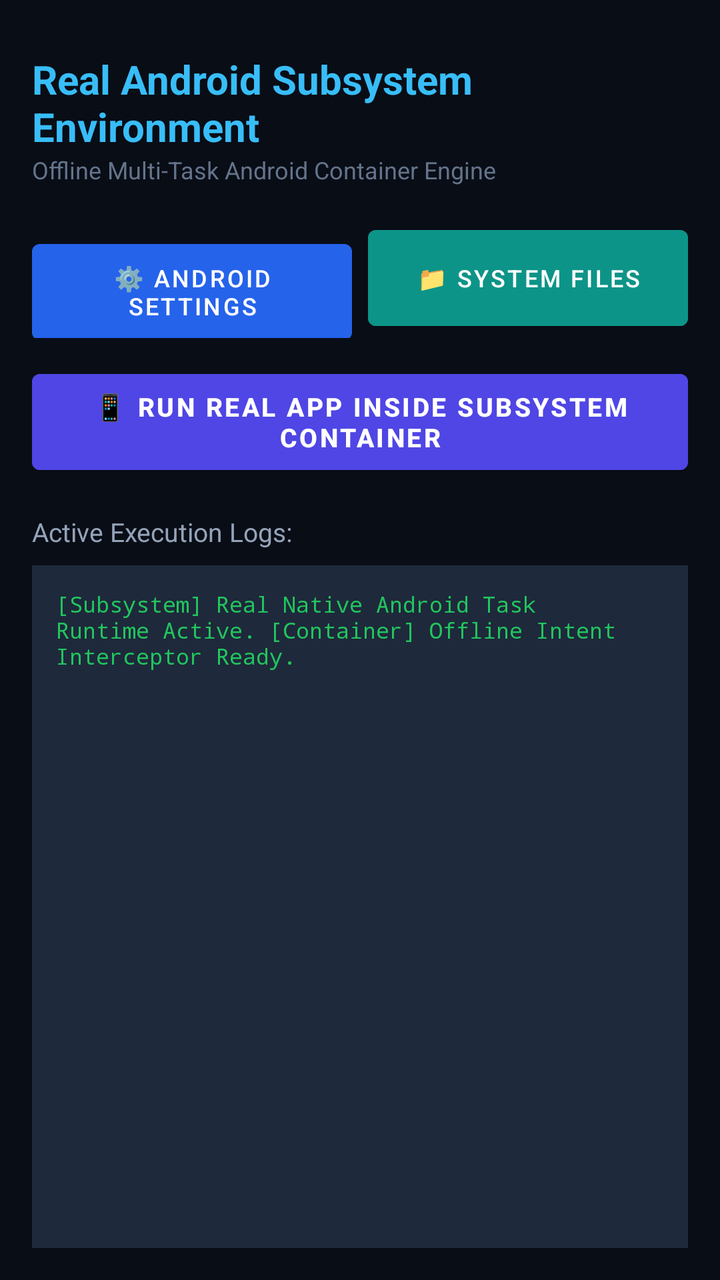
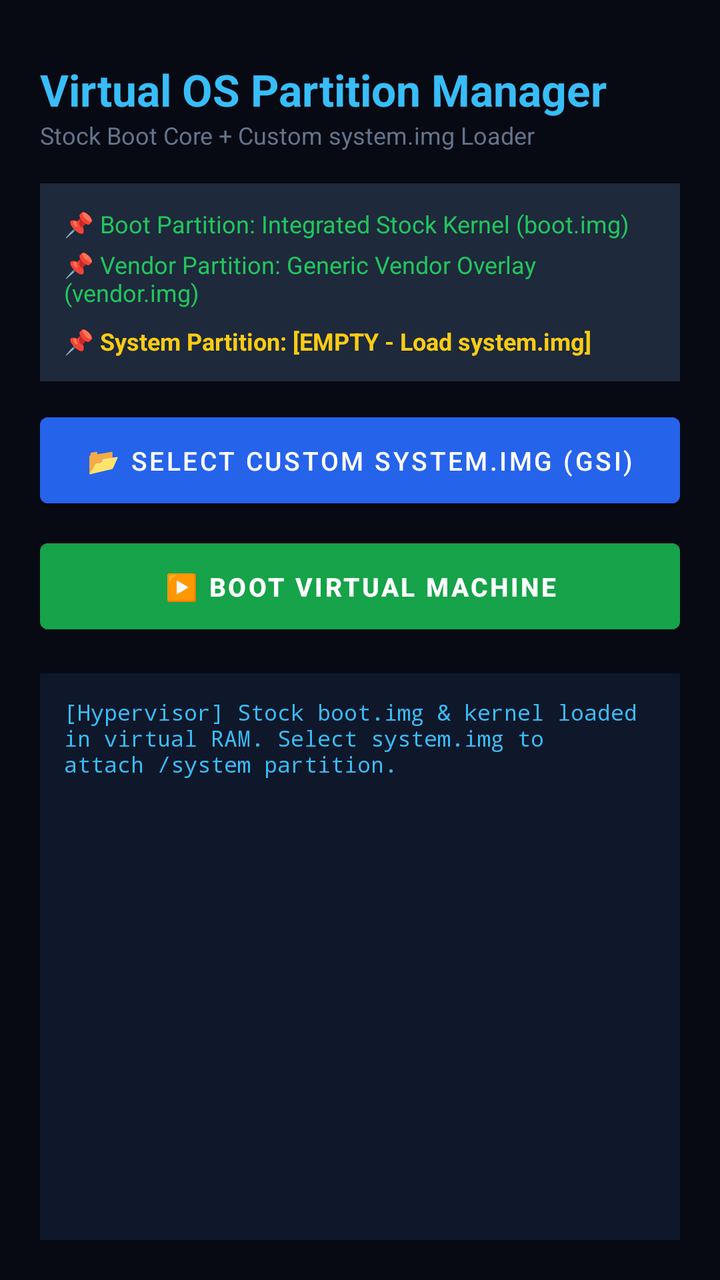

Two renders of the same Android screen: before a commit and after it. Below are the layout's source before the change and the commit's diff.
<!-- AndroidManifest.xml: application theme Theme.MaterialComponents.DayNight.NoActionBar -->
<!-- res/layout/activity_main.xml -->
<?xml version="1.0" encoding="utf-8"?>
<LinearLayout xmlns:android="http://schemas.android.com/apk/res/android"
    android:layout_width="match_parent"
    android:layout_height="match_parent"
    android:orientation="vertical"
    android:background="#090D16"
    android:padding="16dp">

    <TextView
        android:layout_width="wrap_content"
        android:layout_height="wrap_content"
        android:text="Real Android Subsystem Environment"
        android:textColor="#38BDF8"
        android:textSize="20sp"
        android:textStyle="bold"
        android:layout_marginTop="10dp"/>

    <TextView
        android:layout_width="wrap_content"
        android:layout_height="wrap_content"
        android:text="Offline Multi-Task Android Container Engine"
        android:textColor="#64748B"
        android:textSize="12sp"
        android:layout_marginBottom="16dp"/>

    <LinearLayout
        android:layout_width="match_parent"
        android:layout_height="wrap_content"
        android:orientation="horizontal"
        android:layout_marginBottom="12dp">

        <Button
            android:id="@+id/btnLaunchSettings"
            android:layout_width="0dp"
            android:layout_height="60dp"
            android:layout_weight="1"
            android:text="⚙️ Android Settings"
            android:textColor="#FFFFFF"
            android:textSize="12sp"
            android:backgroundTint="#2563EB"
            android:layout_marginEnd="4dp"/>

        <Button
            android:id="@+id/btnLaunchStorage"
            android:layout_width="0dp"
            android:layout_height="60dp"
            android:layout_weight="1"
            android:text="📁 System Files"
            android:textColor="#FFFFFF"
            android:textSize="12sp"
            android:backgroundTint="#0D9488"
            android:layout_marginStart="4dp"/>
    </LinearLayout>

    <Button
        android:id="@+id/btnPickRealApp"
        android:layout_width="match_parent"
        android:layout_height="60dp"
        android:text="📱 Run Real App Inside Subsystem Container"
        android:textColor="#FFFFFF"
        android:textSize="13sp"
        android:textStyle="bold"
        android:backgroundTint="#4F46E5"
        android:layout_marginBottom="16dp"/>

    <TextView
        android:layout_width="wrap_content"
        android:layout_height="wrap_content"
        android:text="Active Execution Logs:"
        android:textColor="#94A3B8"
        android:textSize="13sp"
        android:layout_marginBottom="8dp"/>

    <ScrollView
        android:layout_width="match_parent"
        android:layout_height="match_parent"
        android:background="#1E293B"
        android:padding="12dp">

        <TextView
            android:id="@+id/tvExecutionLog"
            android:layout_width="match_parent"
            android:layout_height="wrap_content"
            android:textColor="#22C55E"
            android:fontFamily="monospace"
            android:textSize="11sp"
            android:text="[Subsystem] Real Native Android Task Runtime Active.
[Container] Offline Intent Interceptor Ready."/>
    </ScrollView>

</LinearLayout>
<!-- resources referenced by this layout -->
<resources>

</resources>

<!-- the commit's change to res/layout/activity_main.xml (unified diff, before → after) -->
@@ -3,89 +3,97 @@
     android:layout_width="match_parent"
     android:layout_height="match_parent"
     android:orientation="vertical"
-    android:background="#090D16"
-    android:padding="16dp">
+    android:background="#070A13"
+    android:padding="20dp">
 
     <TextView
         android:layout_width="wrap_content"
         android:layout_height="wrap_content"
-        android:text="Real Android Subsystem Environment"
+        android:text="Virtual OS Partition Manager"
         android:textColor="#38BDF8"
-        android:textSize="20sp"
+        android:textSize="22sp"
         android:textStyle="bold"
         android:layout_marginTop="10dp"/>
 
     <TextView
         android:layout_width="wrap_content"
         android:layout_height="wrap_content"
-        android:text="Offline Multi-Task Android Container Engine"
+        android:text="Stock Boot Core + Custom system.img Loader"
         android:textColor="#64748B"
         android:textSize="12sp"
         android:layout_marginBottom="16dp"/>
 
+    
     <LinearLayout
         android:layout_width="match_parent"
         android:layout_height="wrap_content"
-        android:orientation="horizontal"
+        android:orientation="vertical"
+        android:background="#1E293B"
+        android:padding="12dp"
         android:layout_marginBottom="12dp">
 
-        <Button
-            android:id="@+id/btnLaunchSettings"
-            android:layout_width="0dp"
-            android:layout_height="60dp"
-            android:layout_weight="1"
-            android:text="⚙️ Android Settings"
-            android:textColor="#FFFFFF"
+        <TextView
+            android:layout_width="wrap_content"
+            android:layout_height="wrap_content"
+            android:text="📌 Boot Partition: Integrated Stock Kernel (boot.img)"
+            android:textColor="#22C55E"
             android:textSize="12sp"
-            android:backgroundTint="#2563EB"
-            android:layout_marginEnd="4dp"/>
+            android:layout_marginBottom="4dp"/>
 
-        <Button
-            android:id="@+id/btnLaunchStorage"
-            android:layout_width="0dp"
-            android:layout_height="60dp"
-            android:layout_weight="1"
-            android:text="📁 System Files"
-            android:textColor="#FFFFFF"
+        <TextView
+            android:layout_width="wrap_content"
+            android:layout_height="wrap_content"
+            android:text="📌 Vendor Partition: Generic Vendor Overlay (vendor.img)"
+            android:textColor="#22C55E"
             android:textSize="12sp"
-            android:backgroundTint="#0D9488"
-            android:layout_marginStart="4dp"/>
+            android:layout_marginBottom="8dp"/>
+
+        <TextView
+            android:id="@+id/tvSystemSlot"
+            android:layout_width="wrap_content"
+            android:layout_height="wrap_content"
+            android:text="📌 System Partition: [EMPTY - Load system.img]" 
+            android:textColor="#FACC15"
+            android:textSize="12sp"
+            android:textStyle="bold"/>
     </LinearLayout>
 
     <Button
-        android:id="@+id/btnPickRealApp"
+        android:id="@+id/btnSelectSystemImg"
         android:layout_width="match_parent"
-        android:layout_height="60dp"
-        android:text="📱 Run Real App Inside Subsystem Container"
+        android:layout_height="55dp"
+        android:text="📂 Select Custom system.img (GSI)"
+        android:textColor="#FFFFFF"
+        android:textSize="13sp"
+        android:backgroundTint="#2563EB"
+        android:layout_marginBottom="8dp"/>
+
+    <Button
+        android:id="@+id/btnBootVmEngine"
+        android:layout_width="match_parent"
+        android:layout_height="55dp"
+        android:text="▶️ Boot Virtual Machine"
         android:textColor="#FFFFFF"
         android:textSize="13sp"
         android:textStyle="bold"
-        android:backgroundTint="#4F46E5"
+        android:backgroundTint="#16A34A"
         android:layout_marginBottom="16dp"/>
-
-    <TextView
-        android:layout_width="wrap_content"
-        android:layout_height="wrap_content"
-        android:text="Active Execution Logs:"
-        android:textColor="#94A3B8"
-        android:textSize="13sp"
-        android:layout_marginBottom="8dp"/>
 
     <ScrollView
         android:layout_width="match_parent"
         android:layout_height="match_parent"
-        android:background="#1E293B"
+        android:background="#0F172A"
         android:padding="12dp">
 
         <TextView
-            android:id="@+id/tvExecutionLog"
+            android:id="@+id/tvPartitionLog"
             android:layout_width="match_parent"
             android:layout_height="wrap_content"
-            android:textColor="#22C55E"
+            android:textColor="#38BDF8"
             android:fontFamily="monospace"
             android:textSize="11sp"
-            android:text="[Subsystem] Real Native Android Task Runtime Active.
-[Container] Offline Intent Interceptor Ready."/>
+            android:text="[Hypervisor] Stock boot.img &amp; kernel loaded in virtual RAM.
+Select system.img to attach /system partition."/>
     </ScrollView>
 
 </LinearLayout>
